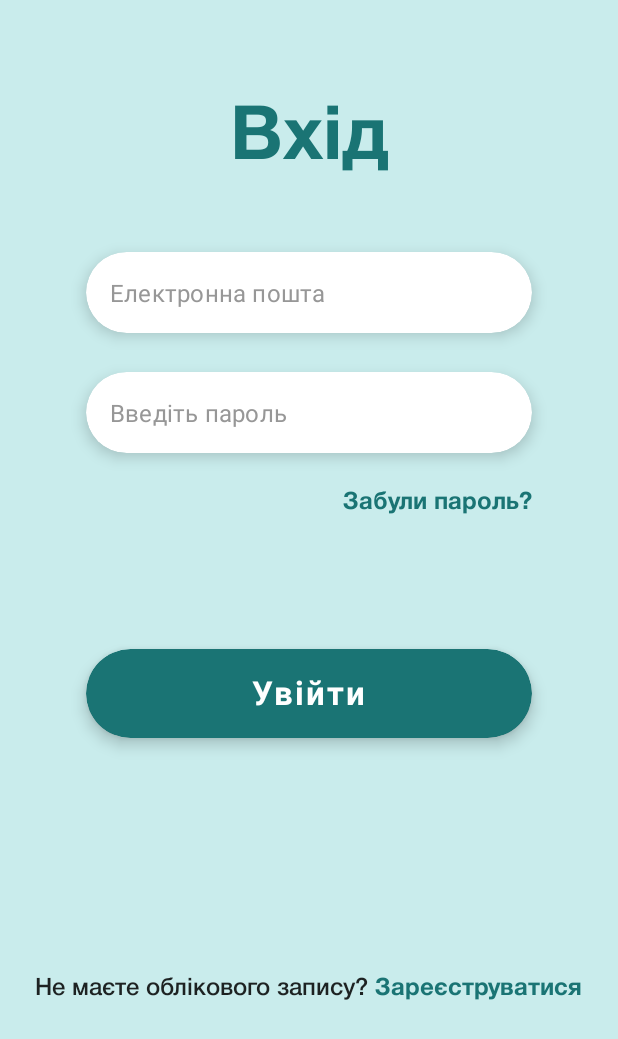
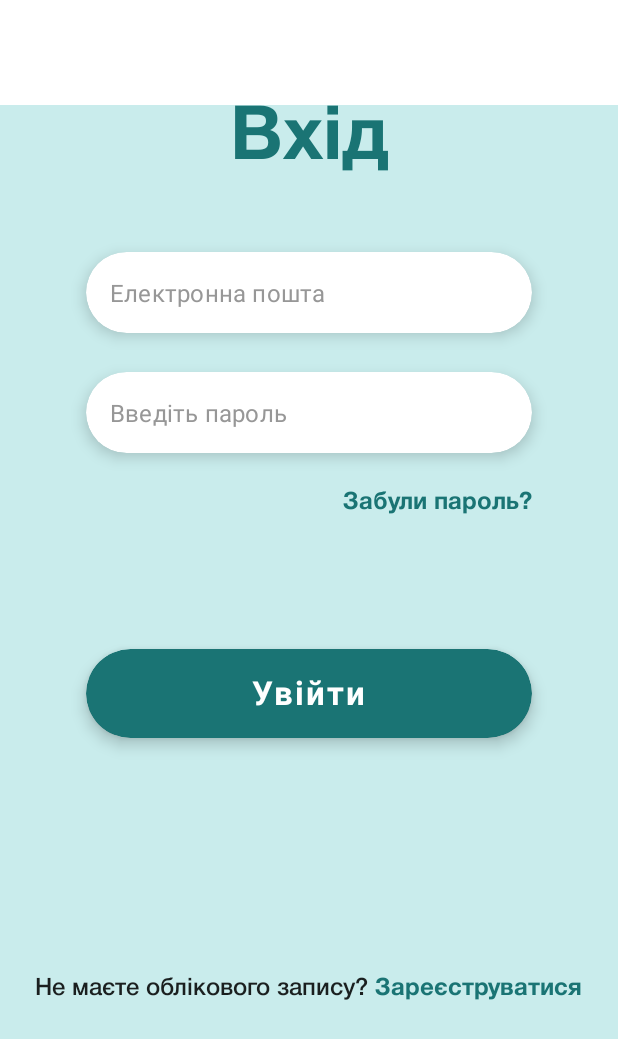
Before and after one commit to MoiroUA/front-android, an Android app built with Jetpack Compose: the screen it shows after launch (MainActivity), after a tap on "Увійти", on a phone screen of 412 x 824 dp. Shown: the top 1039 px of the screen. Run offline under Robolectric (Android 15) with nearby library versions, the phone set to English and light mode, and no system bars; our stand-ins replace accompanist.

Commit message:
made small fixes in nav bar

```diff
--- a/app/src/main/java/io/moiro/vision/MainActivity.kt
+++ b/app/src/main/java/io/moiro/vision/MainActivity.kt
@@ -39,7 +39,7 @@ class MainActivity : ComponentActivity() {
                 val navController = rememberNavController()
                 Surface(
                     modifier = Modifier.fillMaxSize(),
-                    color = MaterialTheme.colors.background
+                    color = MaterialTheme.colors.onPrimary
                 ) {
                     if (!isLog) {
                         AuthNav()
--- a/app/src/main/java/io/moiro/vision/screens/authentication/LoginScreen.kt
+++ b/app/src/main/java/io/moiro/vision/screens/authentication/LoginScreen.kt
@@ -1,6 +1,7 @@
 package io.moiro.vision.screens.authentication
 
 import android.widget.Toast
+import androidx.compose.foundation.background
 import androidx.compose.foundation.clickable
 import androidx.compose.foundation.isSystemInDarkTheme
 import androidx.compose.foundation.layout.*
@@ -47,7 +48,8 @@ fun LoginScreen(navController: NavController) {
     Column(
         modifier = Modifier
             .fillMaxSize()
-            .padding(top = 70.dp),
+            .padding(top = 70.dp)
+            .background(MaterialTheme.colors.background),
         horizontalAlignment = Alignment.CenterHorizontally
     ) {
         Text(
--- a/app/src/main/java/io/moiro/vision/screens/authentication/RegistrationScreen.kt
+++ b/app/src/main/java/io/moiro/vision/screens/authentication/RegistrationScreen.kt
@@ -1,6 +1,7 @@
 package io.moiro.vision.screens.authentication
 
 import android.widget.Toast
+import androidx.compose.foundation.background
 import androidx.compose.foundation.clickable
 import androidx.compose.foundation.isSystemInDarkTheme
 import androidx.compose.foundation.layout.*
@@ -49,7 +50,8 @@ fun RegistrationScreen(navController: NavController) {
     Column(
         modifier = Modifier
             .fillMaxSize()
-            .padding(top = 70.dp),
+            .padding(top = 70.dp)
+            .background(MaterialTheme.colors.background),
         horizontalAlignment = Alignment.CenterHorizontally
     ) {
         Text(
```
Also changed, not shown: app/src/main/java/io/moiro/vision/navigation/BottomBar.kt (+9 -3 lines).
